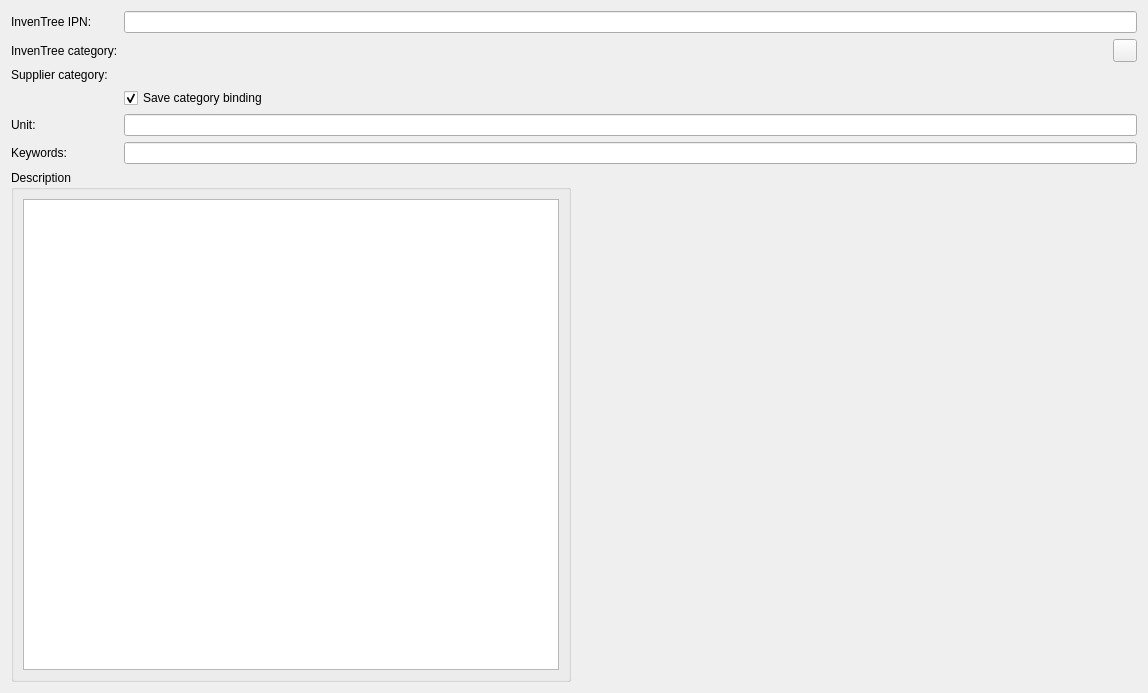
martonmiklos/qntree, file wizard/wizardpagepartdetails.ui: the form before one commit.
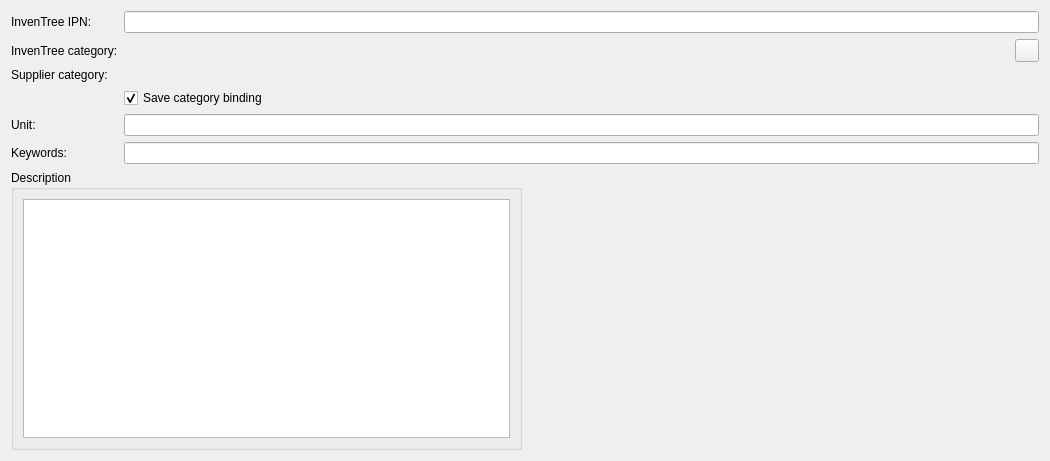
The form after the commit.

```diff
--- a/wizard/wizardpagepartdetails.ui
+++ b/wizard/wizardpagepartdetails.ui
@@ -6,13 +6,16 @@
    <rect>
     <x>0</x>
     <y>0</y>
-    <width>1148</width>
-    <height>693</height>
+    <width>1050</width>
+    <height>461</height>
    </rect>
   </property>
   <property name="windowTitle">
    <string>WizardPage</string>
   </property>
+  <property name="title">
+   <string>Edit part details</string>
+  </property>
   <layout class="QGridLayout" name="gridLayout">
    <item row="1" column="4">
     <widget class="QToolButton" name="toolButtonEditInventTreeCategory">
```
